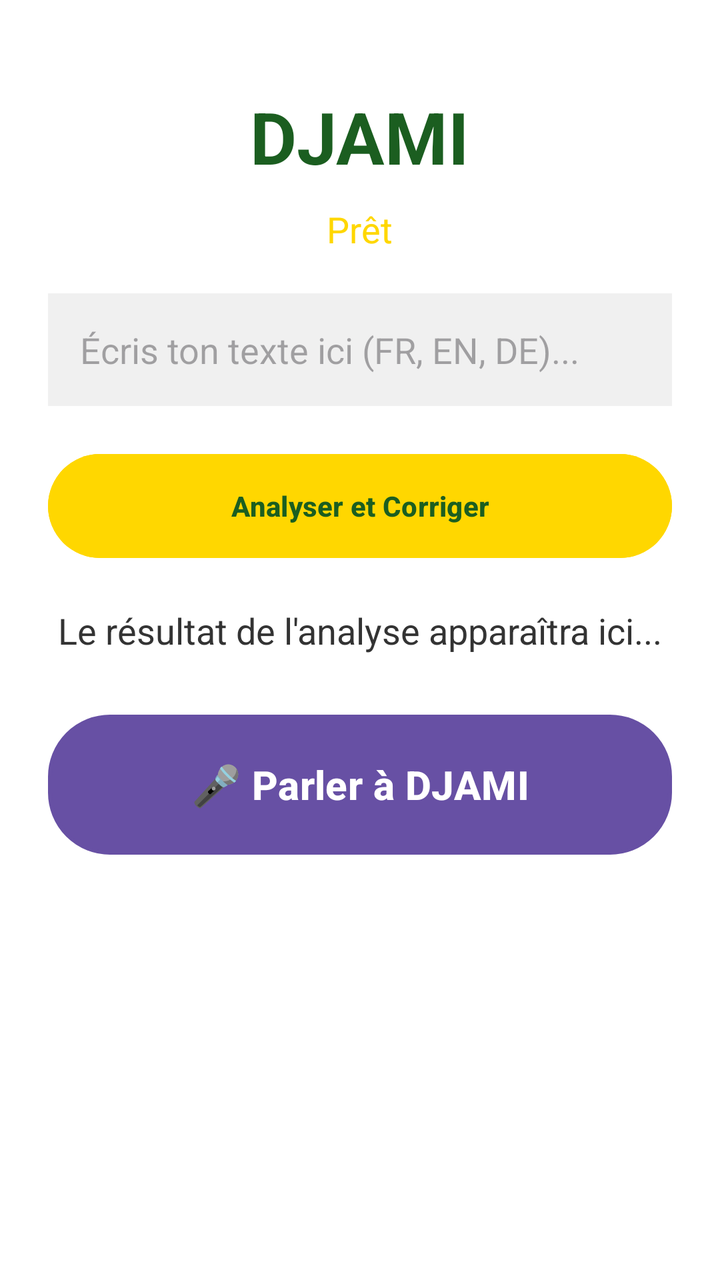
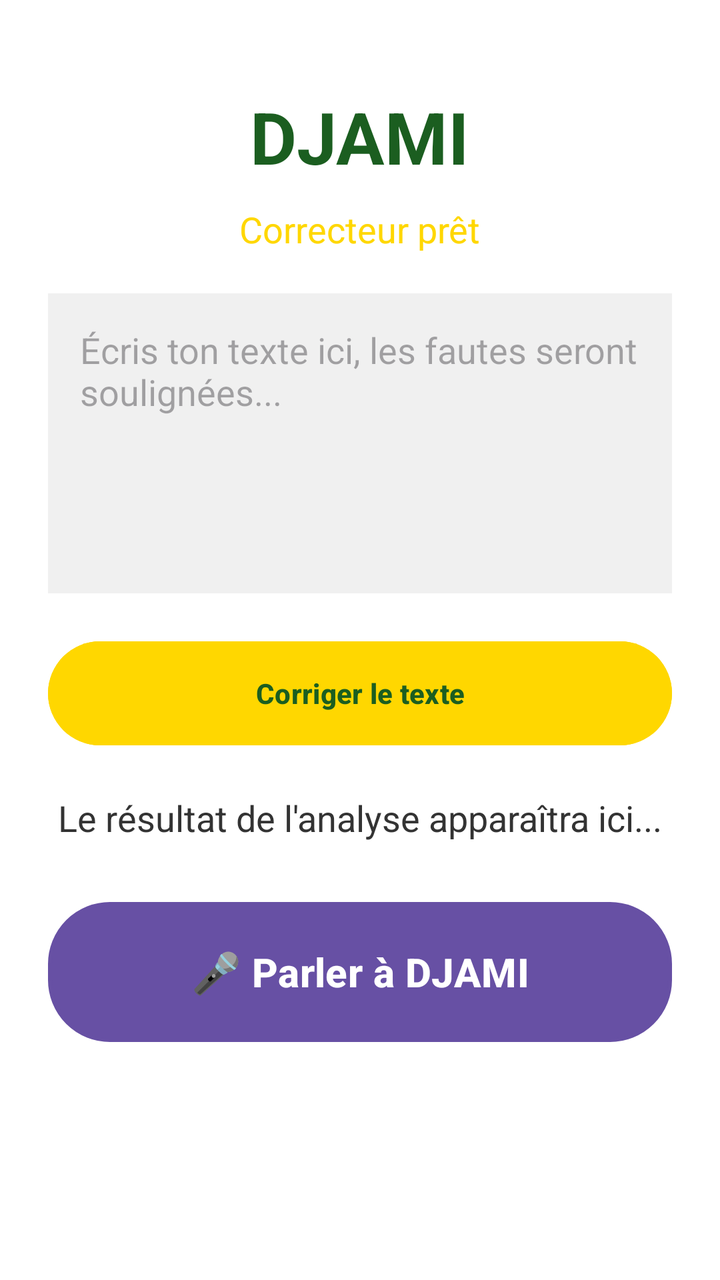

Before-and-after screenshots of an Android layout around one commit, followed by the original layout XML and the change that was made.
<!-- AndroidManifest.xml: application theme Theme.DJAMI -->
<!-- res/layout/activity_main.xml -->
<?xml version="1.0" encoding="utf-8"?>
<LinearLayout xmlns:android="http://schemas.android.com/apk/res/android"
    android:layout_width="match_parent"
    android:layout_height="match_parent"
    android:background="#FFFFFF"
    android:orientation="vertical"
    android:padding="24dp"
    android:gravity="center_horizontal">

    <TextView
        android:layout_width="wrap_content"
        android:layout_height="wrap_content"
        android:text="DJAMI"
        android:textColor="#1B5E20"
        android:textSize="36sp"
        android:textStyle="bold"
        android:layout_marginTop="20dp"
        android:layout_marginBottom="10dp"/>

    <TextView
        android:id="@+id/tvStatus"
        android:layout_width="wrap_content"
        android:layout_height="wrap_content"
        android:text="Prêt"
        android:textColor="#FFD700"
        android:textSize="18sp"
        android:layout_marginBottom="20dp"/>

    
    <EditText
        android:id="@+id/etInput"
        android:layout_width="match_parent"
        android:layout_height="wrap_content"
        android:hint="Écris ton texte ici (FR, EN, DE)..."
        android:padding="16dp"
        android:background="#F0F0F0"
        android:textColor="#000000"
        android:layout_marginBottom="20dp"/>

    
    <Button
        android:id="@+id/btnAnalyze"
        android:layout_width="match_parent"
        android:layout_height="60dp"
        android:backgroundTint="#FFD700"
        android:text="Analyser et Corriger"
        android:textColor="#1B5E20"
        android:textStyle="bold"
        android:layout_marginBottom="20dp"/>

    <TextView
        android:id="@+id/tvResult"
        android:layout_width="match_parent"
        android:layout_height="wrap_content"
        android:text="Le résultat de l'analyse apparaîtra ici..."
        android:textColor="#333333"
        android:textSize="18sp"
        android:gravity="center"
        android:layout_marginBottom="30dp"/>

    <Button
        android:id="@+id/btnSpeak"
        android:layout_width="match_parent"
        android:layout_height="70dp"
        android:background="@drawable/btn_glass"
        android:text="🎤 Parler à DJAMI"
        android:textColor="#FFFFFF"
        android:textSize="20sp"
        android:textStyle="bold" />

</LinearLayout>
<!-- resources referenced by this layout -->
<resources>
  <!-- drawable btn_glass (drawable) -->
  <?xml version="1.0" encoding="utf-8"?>
  <shape xmlns:android="http://schemas.android.com/apk/res/android">
      <gradient
          android:startColor="#1B5E20" 
          android:endColor="#4CAF50"
          android:angle="45" />
      <corners android:radius="30dp" />
      <stroke android:width="2dp" android:color="#FFD700" />
  </shape>
  <style name="Theme.DJAMI" parent="Theme.Material3.DayNight.NoActionBar" />
</resources>

<!-- the commit's change to res/layout/activity_main.xml (unified diff, before → after) -->
@@ -21,7 +21,7 @@
         android:id="@+id/tvStatus"
         android:layout_width="wrap_content"
         android:layout_height="wrap_content"
-        android:text="Prêt"
+        android:text="Correcteur prêt"
         android:textColor="#FFD700"
         android:textSize="18sp"
         android:layout_marginBottom="20dp"/>
@@ -30,20 +30,21 @@
     <EditText
         android:id="@+id/etInput"
         android:layout_width="match_parent"
-        android:layout_height="wrap_content"
-        android:hint="Écris ton texte ici (FR, EN, DE)..."
+        android:layout_height="150dp"
+        android:hint="Écris ton texte ici, les fautes seront soulignées..."
         android:padding="16dp"
         android:background="#F0F0F0"
         android:textColor="#000000"
+        android:gravity="top|start"
+        android:inputType="textCapSentences|textAutoCorrect|textMultiLine"
         android:layout_marginBottom="20dp"/>
 
-    
     <Button
         android:id="@+id/btnAnalyze"
         android:layout_width="match_parent"
         android:layout_height="60dp"
         android:backgroundTint="#FFD700"
-        android:text="Analyser et Corriger"
+        android:text="Corriger le texte"
         android:textColor="#1B5E20"
         android:textStyle="bold"
         android:layout_marginBottom="20dp"/>
